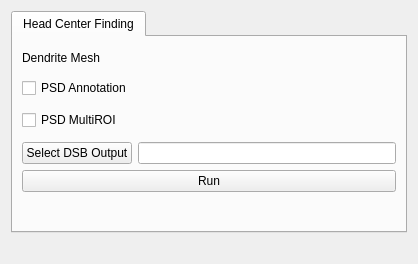
Above: mainformdsb.ui from AlexanderJCS/dsb-plugin before the change. Below: the same form after it.
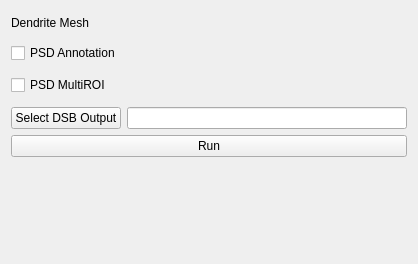
That is the form after the change. Custom widgets are drawn as their Qt base class.

Commit message: remove head radius tab and all associated code

The edit to the form file:
```diff
--- a/mainformdsb.ui
+++ b/mainformdsb.ui
@@ -21,20 +21,6 @@
   </property>
   <layout class="QVBoxLayout" name="verticalLayout">
    <item>
-    <widget class="QTabWidget" name="tabWidget">
-     <property name="tabShape">
-      <enum>QTabWidget::TabShape::Rounded</enum>
-     </property>
-     <property name="currentIndex">
-      <number>0</number>
-     </property>
-     <property name="elideMode">
-      <enum>Qt::TextElideMode::ElideNone</enum>
-     </property>
-     <widget class="QWidget" name="head_center">
-      <attribute name="title">
-       <string>Head Center Finding</string>
-      </attribute>
       <layout class="QVBoxLayout" name="verticalLayout_2">
        <item>
         <layout class="QHBoxLayout" name="horizontalLayout_4"/>
@@ -149,8 +135,6 @@
         </spacer>
        </item>
       </layout>
-     </widget>
-    </widget>
    </item>
    <item>
     <widget class="QLabel" name="lbl_status">
```
Lines whose indentation alone changed are shown as unchanged. The commit also changes 3 other files.
